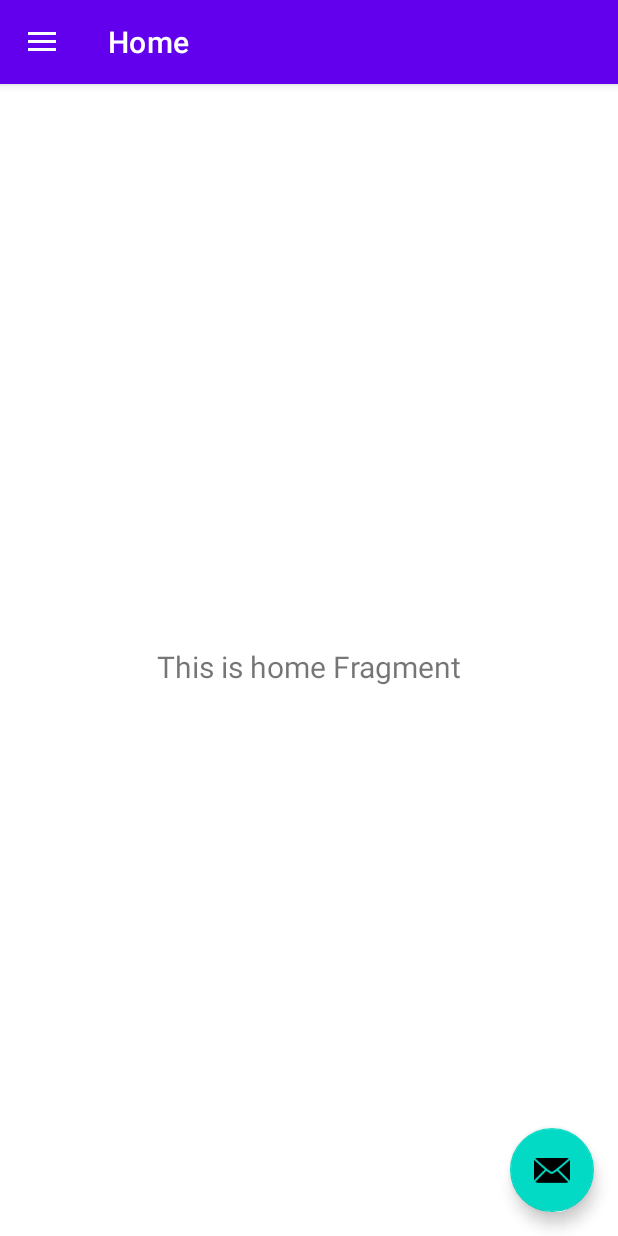
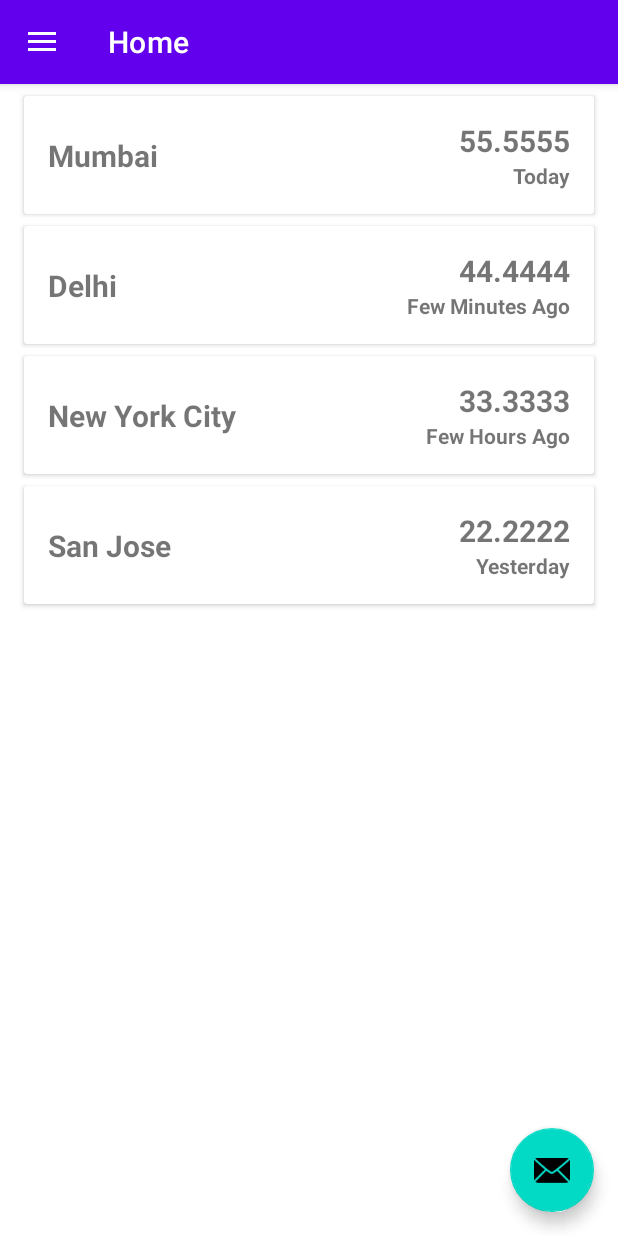
Before and after one commit to jb-github123/AQIMonitor, an Android app: the screen it shows after launch (MainActivity), on a phone screen of 412 x 824 dp. Run offline under Robolectric (Android 15) with nearby library versions, the phone set to English and light mode, and no system bars; our stand-ins replace navigation-ui.

Commit message:
base ui created

```diff
--- /dev/null
+++ b/app/src/main/java/com/example/aqimonitor/database/model/CityAQIData.kt
@@ -0,0 +1,7 @@
+package com.example.aqimonitor.database.model
+
+class CityAQIData(
+    val cityName: String,
+    val currentAQI: String,
+    val lastUpdated: String
+)
--- a/app/src/main/java/com/example/aqimonitor/ui/home/HomeFragment.kt
+++ b/app/src/main/java/com/example/aqimonitor/ui/home/HomeFragment.kt
@@ -4,28 +4,50 @@ import android.os.Bundle
 import android.view.LayoutInflater
 import android.view.View
 import android.view.ViewGroup
-import android.widget.TextView
 import androidx.fragment.app.Fragment
 import androidx.lifecycle.Observer
 import androidx.lifecycle.ViewModelProvider
+import androidx.recyclerview.widget.LinearLayoutManager
+import androidx.recyclerview.widget.RecyclerView
 import com.example.aqimonitor.R
+import com.example.aqimonitor.database.model.CityAQIData
+import com.example.aqimonitor.ui.home.adapter.CityListAdapter
 
 class HomeFragment : Fragment() {
 
     private lateinit var homeViewModel: HomeViewModel
+    private lateinit var recyclerViewCities: RecyclerView
+
+    override fun onCreate(savedInstanceState: Bundle?) {
+        super.onCreate(savedInstanceState)
+    }
 
     override fun onCreateView(
             inflater: LayoutInflater,
             container: ViewGroup?,
             savedInstanceState: Bundle?
     ): View? {
-        homeViewModel =
-                ViewModelProvider(this).get(HomeViewModel::class.java)
+
+        homeViewModel = ViewModelProvider(this).get(HomeViewModel::class.java)
+
         val root = inflater.inflate(R.layout.fragment_home, container, false)
-        val textView: TextView = root.findViewById(R.id.text_home)
+
+        /*val textView: TextView = root.findViewById(R.id.text_home)
         homeViewModel.text.observe(viewLifecycleOwner, Observer {
             textView.text = it
-        })
+        })*/
+
+        val list = ArrayList<CityAQIData>()
+        list.add(CityAQIData("Mumbai", "55.5555", "Today"))
+        list.add(CityAQIData("Delhi", "44.4444", "Few Minutes Ago"))
+        list.add(CityAQIData("New York City", "33.3333", "Few Hours Ago"))
+        list.add(CityAQIData("San Jose", "22.2222", "Yesterday"))
+
+        val cityListAdapter = CityListAdapter(list)
+        recyclerViewCities = root.findViewById(R.id.recyclerViewCities)
+        recyclerViewCities.layoutManager = LinearLayoutManager(activity, RecyclerView.VERTICAL, false)
+        recyclerViewCities.adapter = cityListAdapter
+
         return root
     }
 }
--- /dev/null
+++ b/app/src/main/java/com/example/aqimonitor/ui/home/adapter/CityListAdapter.kt
@@ -0,0 +1,34 @@
+package com.example.aqimonitor.ui.home.adapter
+
+import android.view.LayoutInflater
+import android.view.View
+import android.view.ViewGroup
+import android.widget.TextView
+import androidx.recyclerview.widget.RecyclerView
+import com.example.aqimonitor.R
+import com.example.aqimonitor.database.model.CityAQIData
+
+class CityListAdapter(private val list: ArrayList<CityAQIData>) :
+    RecyclerView.Adapter<CityListAdapter.ViewHolder>() {
+
+    inner class ViewHolder(itemView: View) : RecyclerView.ViewHolder(itemView) {
+        val textViewCity: TextView = itemView.findViewById(R.id.textViewCity)
+        val textViewCurrentAQI: TextView = itemView.findViewById(R.id.textViewCurrentAQI)
+        val textViewLastUpdated: TextView = itemView.findViewById(R.id.textViewLastUpdated)
+    }
+
+    override fun onCreateViewHolder(parent: ViewGroup, viewType: Int): ViewHolder {
+        val view = LayoutInflater.from(parent.context)
+            .inflate(R.layout.recycler_view_row_city_list, parent, false)
+        return ViewHolder(view)
+    }
+
+    override fun onBindViewHolder(holder: ViewHolder, position: Int) {
+        holder.textViewCity.text = list[position].cityName
+        holder.textViewCurrentAQI.text = list[position].currentAQI
+        holder.textViewLastUpdated.text = list[position].lastUpdated
+    }
+
+    override fun getItemCount(): Int = list.size
+
+}
--- a/app/src/main/res/layout/fragment_home.xml
+++ b/app/src/main/res/layout/fragment_home.xml
@@ -1,22 +1,15 @@
 <?xml version="1.0" encoding="utf-8"?>
-<androidx.constraintlayout.widget.ConstraintLayout xmlns:android="http://schemas.android.com/apk/res/android"
+<androidx.coordinatorlayout.widget.CoordinatorLayout xmlns:android="http://schemas.android.com/apk/res/android"
     xmlns:app="http://schemas.android.com/apk/res-auto"
     xmlns:tools="http://schemas.android.com/tools"
     android:layout_width="match_parent"
     android:layout_height="match_parent"
     tools:context=".ui.home.HomeFragment">
 
-    <TextView
-        android:id="@+id/text_home"
+    <androidx.recyclerview.widget.RecyclerView
+        android:id="@+id/recyclerViewCities"
         android:layout_width="match_parent"
-        android:layout_height="wrap_content"
-        android:layout_marginStart="8dp"
-        android:layout_marginTop="8dp"
-        android:layout_marginEnd="8dp"
-        android:textAlignment="center"
-        android:textSize="20sp"
-        app:layout_constraintBottom_toBottomOf="parent"
-        app:layout_constraintEnd_toEndOf="parent"
-        app:layout_constraintStart_toStartOf="parent"
-        app:layout_constraintTop_toTopOf="parent" />
-</androidx.constraintlayout.widget.ConstraintLayout>
+        android:layout_height="match_parent"
+        tools:listitem="@layout/recycler_view_row_city_list" />
+
+</androidx.coordinatorlayout.widget.CoordinatorLayout>
--- /dev/null
+++ b/app/src/main/res/layout/recycler_view_row_city_list.xml
@@ -0,0 +1,51 @@
+<?xml version="1.0" encoding="utf-8"?>
+<androidx.cardview.widget.CardView xmlns:android="http://schemas.android.com/apk/res/android"
+    xmlns:app="http://schemas.android.com/apk/res-auto"
+    xmlns:tools="http://schemas.android.com/tools"
+    android:layout_width="match_parent"
+    android:layout_height="wrap_content"
+    android:layout_marginStart="@dimen/activity_horizontal_margin"
+    android:layout_marginTop="@dimen/standard_margin"
+    android:layout_marginEnd="@dimen/activity_vertical_margin">
+
+    <androidx.constraintlayout.widget.ConstraintLayout
+        android:layout_width="match_parent"
+        android:layout_height="match_parent"
+        android:padding="@dimen/standard_margin_x2">
+
+        <TextView
+            android:id="@+id/textViewCity"
+            android:layout_width="wrap_content"
+            android:layout_height="wrap_content"
+            android:textSize="20sp"
+            android:textStyle="bold"
+            app:layout_constraintBottom_toBottomOf="parent"
+            app:layout_constraintStart_toStartOf="parent"
+            app:layout_constraintTop_toTopOf="parent"
+            tools:text="@tools:sample/cities" />
+
+        <TextView
+            android:id="@+id/textViewCurrentAQI"
+            android:layout_width="wrap_content"
+            android:layout_height="wrap_content"
+            android:textSize="20sp"
+            android:textStyle="bold"
+            app:layout_constraintEnd_toEndOf="parent"
+            app:layout_constraintHorizontal_bias="1"
+            app:layout_constraintStart_toEndOf="@id/textViewCity"
+            tools:text="@tools:sample/us_zipcodes" />
+
+        <TextView
+            android:id="@+id/textViewLastUpdated"
+            android:layout_width="wrap_content"
+            android:layout_height="wrap_content"
+            android:textStyle="bold"
+            app:layout_constraintEnd_toEndOf="parent"
+            app:layout_constraintHorizontal_bias="1"
+            app:layout_constraintStart_toEndOf="@id/textViewCity"
+            app:layout_constraintTop_toBottomOf="@id/textViewCurrentAQI"
+            tools:text="@tools:sample/date/ddmmyy" />
+
+    </androidx.constraintlayout.widget.ConstraintLayout>
+
+</androidx.cardview.widget.CardView>
```
